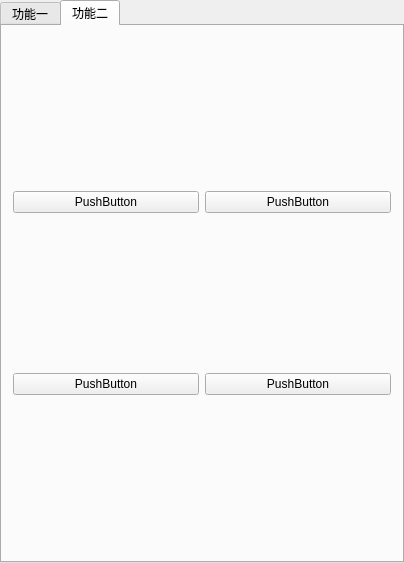
Before: the Qt Designer form Graphics_demo/src/ui/FunctionsTabWidget.ui in Xie-Long-0/GraphicsDemo, drawn with Qt 5.
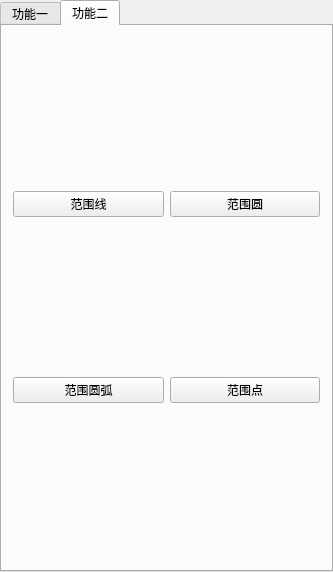
After: the same form once the commit is applied. The open tabs and pages were chosen to show the change.

Commit message: 添加画范围图元的动作，与不带范围的分开

What changed in the file:
```diff
--- a/Graphics_demo/src/ui/FunctionsTabWidget.ui
+++ b/Graphics_demo/src/ui/FunctionsTabWidget.ui
@@ -6,8 +6,8 @@
    <rect>
     <x>0</x>
     <y>0</y>
-    <width>404</width>
-    <height>563</height>
+    <width>333</width>
+    <height>572</height>
    </rect>
   </property>
   <property name="windowTitle">
@@ -89,28 +89,28 @@
        <item row="0" column="0">
         <widget class="QPushButton" name="pushButton">
          <property name="text">
-          <string>PushButton</string>
+          <string>范围线</string>
          </property>
         </widget>
        </item>
        <item row="0" column="1">
         <widget class="QPushButton" name="pushButton_2">
          <property name="text">
-          <string>PushButton</string>
+          <string>范围圆</string>
          </property>
         </widget>
        </item>
        <item row="1" column="0">
         <widget class="QPushButton" name="pushButton_3">
          <property name="text">
-          <string>PushButton</string>
+          <string>范围圆弧</string>
          </property>
         </widget>
        </item>
        <item row="1" column="1">
         <widget class="QPushButton" name="pushButton_4">
          <property name="text">
-          <string>PushButton</string>
+          <string>范围点</string>
          </property>
         </widget>
        </item>
```
Left out of the diff: 8 changed lines with no effect on the pictures. The commit also changes 14 other files.
